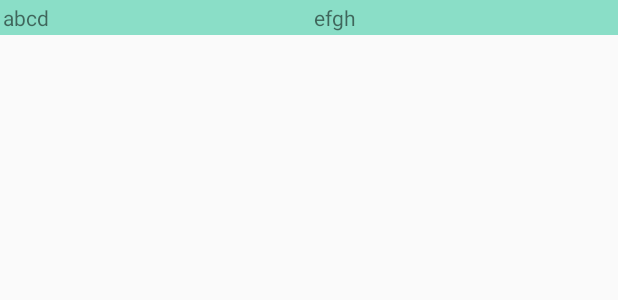
After one commit to javvajisrinivas/AndroidRestFulWSExample, an Android app: the layout individual_details_view.xml on its own in the app's theme, with its tools: preview values and no code run, on a phone screen of 412 x 824 dp. The commit adds this screen. Shown: the top 300 px of the screen. Run offline under Robolectric (Android 15) with nearby library versions, the phone set to English and light mode, and no system bars.

Commit message:
added due listview

```diff
--- a/app/build.gradle
+++ b/app/build.gradle
@@ -22,4 +22,5 @@ dependencies {
     compile 'com.android.support:appcompat-v7:19.1.0'
     compile 'com.android.support:support-v4:19.1.0'
     compile files('libs/android-async-http-1.4.4.jar')
+    compile files('libs/gson-2.3.1.jar')
 }
--- a/app/src/main/AndroidManifest.xml
+++ b/app/src/main/AndroidManifest.xml
@@ -41,7 +41,7 @@
 
             </activity>
 
-
+<activity android:name="com.srinivas.javvaji.IndividualDetailsView" android:label="Daliy Transactions"></activity>
     </application>
 
 </manifest>
--- a/app/src/main/java/com/srinivas/javvaji/OperationsAdapter.java
+++ b/app/src/main/java/com/srinivas/javvaji/OperationsAdapter.java
@@ -48,9 +48,9 @@ public class OperationsAdapter extends BaseAdapter {
             String operation = opeationNames[position];
 
             if (operation.equals("DueList")) {
-                imageView.setImageResource(R.drawable.users_list_16);
+                imageView.setImageResource(R.drawable.due_list_128);
             } else if (operation.equals("Daily Transaction")) {
-                imageView.setImageResource(R.drawable.daily_transactions);
+                imageView.setImageResource(R.drawable.transaction_details_128);
             }
 
         } else {
--- /dev/null
+++ b/app/src/main/res/layout/individual_details_view.xml
@@ -0,0 +1,29 @@
+<?xml version="1.0" encoding="utf-8"?>
+<TableLayout xmlns:android="http://schemas.android.com/apk/res/android"
+    android:shrinkColumns="*"  android:stretchColumns="*"
+    android:layout_width="match_parent" android:layout_height="match_parent">
+
+    <TableRow
+        android:id="@+id/tableRow1"
+        android:layout_height="wrap_content"
+        android:layout_width="match_parent"
+        android:baselineAligned="true" android:background="#8adec7">
+
+        <TextView
+            android:id="@+id/individual_key"
+            android:layout_width="wrap_content"
+            android:text="abcd"
+            android:layout_height="wrap_content"
+            android:padding="2dip" >
+        </TextView>
+
+        <TextView
+            android:id="@+id/individual_value"
+            android:layout_width="wrap_content"
+            android:layout_gravity="bottom"
+            android:text="efgh"
+            android:layout_height="wrap_content"
+            android:padding="2dip" >
+        </TextView>
+    </TableRow>
+</TableLayout>
```
Also changed, not shown: app/src/main/java/com/srinivas/javvaji/DueListAdapter.java (+10 -10 lines), app/src/main/java/com/srinivas/javvaji/IndividualDetailsView.java (added, +53 -0 lines), app/src/main/java/com/srinivas/javvaji/KeyValueAdapter.java (added, +94 -0 lines), app/src/main/java/com/srinivas/javvaji/SingleViewActivity.java (+23 -2 lines), app/src/main/java/loginAction/GenerateObjectsList.java (+80 -1 lines), app/src/main/java/loginAction/WebServiceHandler.java (+13 -61 lines), app/src/main/res/layout/emp_home.xml (+8 -5 lines), app/libs/gson-2.3.1.jar (added), app/src/main/res/drawable/due_list_128.png (added), app/src/main/res/drawable/due_list_64.png (added), app/src/main/res/drawable/transaction_details_128.png (added), app/src/main/res/drawable/transaction_details_64.png (added), 27 other files.
